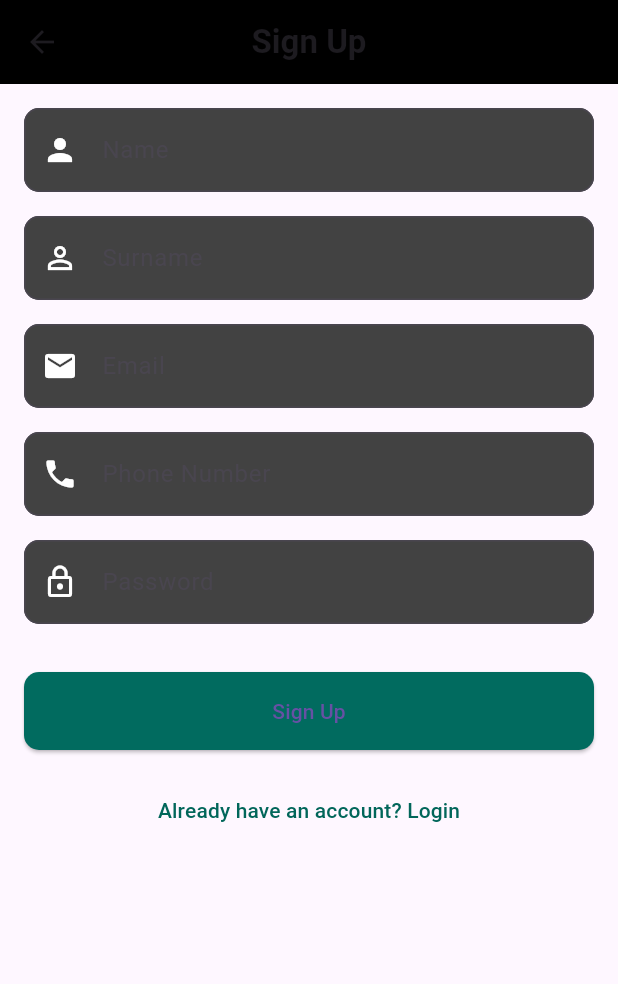
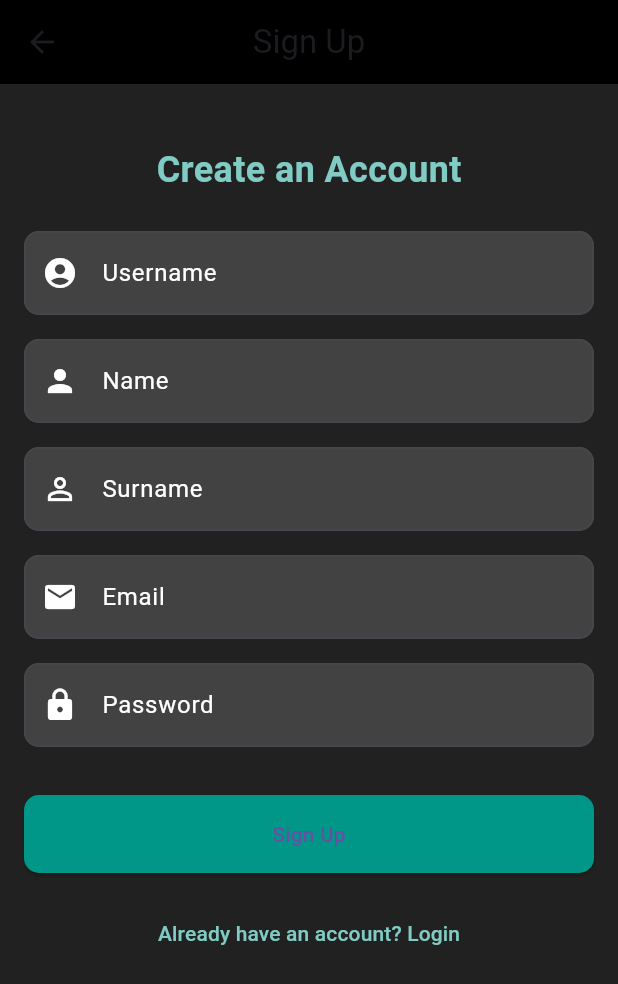
Before and after one commit to KuMEET/KuMeet-Senior-Project, a Flutter app: the SignupPage screen opened by its route, on a phone screen of 412 x 824 dp. Shown: the top 984 px of the screen. Run offline on Flutter 3.47's test engine with Material 3 defaults, Android fonts, the phone set to English and light mode, and no system bars; our stand-ins replace flutter_map, geolocator, google_maps_flutter, image_picker, latlong2; Roboto replaces fonts that are missing (Arial).

Commit message:
login connection done

```diff
--- a/kumeet/lib/signup_page.dart
+++ b/kumeet/lib/signup_page.dart
@@ -1,5 +1,6 @@
 import 'package:flutter/material.dart';
 import 'user_service.dart';
+
 
 class SignupPage extends StatefulWidget {
   const SignupPage({super.key});
@@ -10,12 +11,12 @@ class SignupPage extends StatefulWidget {
 
 class _SignupPageState extends State<SignupPage> {
   final _formKey = GlobalKey<FormState>();
+  final _usernameController = TextEditingController(); // New username field
   final _nameController = TextEditingController();
   final _surnameController = TextEditingController();
   final _emailController = TextEditingController();
-  final _phoneController = TextEditingController();
   final _passwordController = TextEditingController();
-  final UserService _userService = UserService(); // Instance of UserService
+  final UserService _userService = UserService();
   bool _isLoading = false;
 
   void _signup() async {
@@ -25,10 +26,10 @@ class _SignupPageState extends State<SignupPage> {
       });
 
       final userData = {
+        'userName': _usernameController.text,
         'name': _nameController.text,
         'surname': _surnameController.text,
         'email': _emailController.text,
-        'phone': _phoneController.text,
         'password': _passwordController.text,
       };
 
@@ -38,8 +39,7 @@ class _SignupPageState extends State<SignupPage> {
           SnackBar(content: Text('Welcome, ${response['name']}!')),
         );
 
-        // Navigate to login or home page after signup
-        Navigator.pop(context);
+        Navigator.pop(context); // Navigate back to login
       } catch (e) {
         ScaffoldMessenger.of(context).showSnackBar(
           SnackBar(content: Text('Signup failed: $e')),
@@ -56,71 +56,64 @@ class _SignupPageState extends State<SignupPage> {
   Widget build(BuildContext context) {
     return Scaffold(
       appBar: AppBar(
-        title: const Text(
-          'Sign Up',
-          style: TextStyle(
-            fontWeight: FontWeight.bold,
-            fontFamily: 'Arial',
-          ),
-        ),
+        title: const Text('Sign Up'),
         backgroundColor: Colors.black,
         centerTitle: true,
       ),
+      backgroundColor: Colors.grey[900],
       body: SingleChildScrollView(
         padding: const EdgeInsets.all(16.0),
         child: Form(
           key: _formKey,
           child: Column(
             crossAxisAlignment: CrossAxisAlignment.stretch,
-            children: <Widget>[
+            children: [
+              // App Logo or Title
+              Center(
+                child: Padding(
+                  padding: const EdgeInsets.symmetric(vertical: 24),
+                  child: Text(
+                    'Create an Account',
+                    style: TextStyle(
+                      fontSize: 24,
+                      fontWeight: FontWeight.bold,
+                      color: Colors.teal[200],
+                    ),
+                  ),
+                ),
+              ),
+
+              // Username Field
+              TextFormField(
+                controller: _usernameController,
+                decoration: _buildInputDecoration('Username', Icons.account_circle),
+                validator: (value) =>
+                    value == null || value.isEmpty ? 'Please enter your username' : null,
+              ),
+              const SizedBox(height: 16),
+
               // Name Field
               TextFormField(
                 controller: _nameController,
-                decoration: InputDecoration(
-                  labelText: 'Name',
-                  prefixIcon: const Icon(Icons.person, color: Colors.white),
-                  filled: true,
-                  fillColor: Colors.grey[800],
-                  border: OutlineInputBorder(
-                    borderRadius: BorderRadius.circular(10.0),
-                  ),
-                ),
+                decoration: _buildInputDecoration('Name', Icons.person),
                 validator: (value) =>
                     value == null || value.isEmpty ? 'Please enter your name' : null,
-                style: const TextStyle(color: Colors.white),
               ),
               const SizedBox(height: 16),
 
               // Surname Field
               TextFormField(
                 controller: _surnameController,
-                decoration: InputDecoration(
-                  labelText: 'Surname',
-                  prefixIcon: const Icon(Icons.person_outline, color: Colors.white),
-                  filled: true,
-                  fillColor: Colors.grey[800],
-                  border: OutlineInputBorder(
-                    borderRadius: BorderRadius.circular(10.0),
-                  ),
-                ),
+                decoration: _buildInputDecoration('Surname', Icons.person_outline),
                 validator: (value) =>
                     value == null || value.isEmpty ? 'Please enter your surname' : null,
-                style: const TextStyle(color: Colors.white),
               ),
               const SizedBox(height: 16),
 
               // Email Field
               TextFormField(
                 controller: _emailController,
-                decoration: InputDecoration(
-                  labelText: 'Email',
-                  prefixIcon: const Icon(Icons.email, color: Colors.white),
-                  filled: true,
-                  fillColor: Colors.grey[800],
-                  border: OutlineInputBorder(
-                    borderRadius: BorderRadius.circular(10.0),
-                  ),
-                ),
+                decoration: _buildInputDecoration('Email', Icons.email),
                 validator: (value) {
                   if (value == null || value.isEmpty) {
                     return 'Please enter your email';
@@ -130,43 +123,16 @@ class _SignupPageState extends State<SignupPage> {
                   }
                   return null;
                 },
-                style: const TextStyle(color: Colors.white),
-              ),
-              const SizedBox(height: 16),
-
-              // Phone Field
-              TextFormField(
-                controller: _phoneController,
-                decoration: InputDecoration(
-                  labelText: 'Phone Number',
-                  prefixIcon: const Icon(Icons.phone, color: Colors.white),
-                  filled: true,
-                  fillColor: Colors.grey[800],
-                  border: OutlineInputBorder(
-                    borderRadius: BorderRadius.circular(10.0),
-                  ),
-                ),
-                keyboardType: TextInputType.phone,
-                style: const TextStyle(color: Colors.white),
               ),
               const SizedBox(height: 16),
 
               // Password Field
               TextFormField(
                 controller: _passwordController,
-                decoration: InputDecoration(
-                  labelText: 'Password',
-                  prefixIcon: const Icon(Icons.lock_outline, color: Colors.white),
-                  filled: true,
-                  fillColor: Colors.grey[800],
-                  border: OutlineInputBorder(
-                    borderRadius: BorderRadius.circular(10.0),
-                  ),
-                ),
+                decoration: _buildInputDecoration('Password', Icons.lock),
                 obscureText: true,
                 validator: (value) =>
                     value == null || value.isEmpty ? 'Please enter your password' : null,
-                style: const TextStyle(color: Colors.white),
               ),
               const SizedBox(height: 32),
 
@@ -174,7 +140,7 @@ class _SignupPageState extends State<SignupPage> {
               ElevatedButton(
                 onPressed: _isLoading ? null : _signup,
                 style: ElevatedButton.styleFrom(
-                  backgroundColor: const Color.fromARGB(255, 1, 107, 95),
+                  backgroundColor: Colors.teal,
                   padding: const EdgeInsets.symmetric(vertical: 16),
                   shape: RoundedRectangleBorder(
                     borderRadius: BorderRadius.circular(10.0),
@@ -192,7 +158,7 @@ class _SignupPageState extends State<SignupPage> {
               TextButton(
                 onPressed: () => Navigator.pop(context),
                 style: TextButton.styleFrom(
-                  foregroundColor: const Color.fromARGB(255, 1, 102, 90),
+                  foregroundColor: Colors.teal[200],
                 ),
                 child: const Text("Already have an account? Login"),
               ),
@@ -200,6 +166,20 @@ class _SignupPageState extends State<SignupPage> {
           ),
         ),
       ),
+    );
+  }
+
+  // Helper method for consistent InputDecoration
+  InputDecoration _buildInputDecoration(String labelText, IconData icon) {
+    return InputDecoration(
+      labelText: labelText,
+      prefixIcon: Icon(icon, color: Colors.white),
+      filled: true,
+      fillColor: Colors.grey[800],
+      border: OutlineInputBorder(
+        borderRadius: BorderRadius.circular(10.0),
+      ),
+      labelStyle: const TextStyle(color: Colors.white),
     );
   }
 }
@@ -212,24 +192,50 @@ class SignupForm extends StatelessWidget {
     return Column(
       crossAxisAlignment: CrossAxisAlignment.stretch,
       children: <Widget>[
+        const UsernameTextField(),
+        const SizedBox(height: 16),
         const NameTextField(),
         const SizedBox(height: 16),
         const SurnameTextField(),
         const SizedBox(height: 16),
         const EmailTextField(),
         const SizedBox(height: 16),
-        const PhoneTextField(),
-        const SizedBox(height: 16),
         const PasswordTextField(),
         const SizedBox(height: 32),
-        SignupButton(onPressed: () {
-          Navigator.pop(context);
-        }),
+        SignupButton(
+          onPressed: () {
+            Navigator.pop(context);
+          },
+        ),
         const SizedBox(height: 16),
-        LoginRedirectButton(onPressed: () {
-          Navigator.pop(context);
-        }),
+        LoginRedirectButton(
+          onPressed: () {
+            Navigator.pop(context);
+          },
+        ),
       ],
+    );
+  }
+}
+
+class UsernameTextField extends StatelessWidget {
+  const UsernameTextField({super.key});
+
+  @override
+  Widget build(BuildContext context) {
+    return TextField(
+      decoration: InputDecoration(
+        labelText: 'Username',
+        labelStyle: const TextStyle(color: Colors.white),
+        prefixIcon: const Icon(Icons.account_circle, color: Colors.white),
+        border: OutlineInputBorder(
+          borderRadius: BorderRadius.circular(10.0),
+          borderSide: const BorderSide(color: Colors.white),
+        ),
+        filled: true,
+        fillColor: Colors.grey[800],
+      ),
+      style: const TextStyle(color: Colors.white),
     );
   }
 }
@@ -301,31 +307,6 @@ class EmailTextField extends StatelessWidget {
   }
 }
 
-class PhoneTextField extends StatelessWidget {
-  const PhoneTextField({super.key});
-
-  @override
-  Widget build(BuildContext context) {
-    return TextField(
-      decoration: InputDecoration(
-        labelText: 'Phone Number',
-        labelStyle: const TextStyle(color: Colors.white),
-        prefixIcon: const Icon(Icons.phone, color: Colors.white),
-        border: OutlineInputBorder(
-          borderRadius: BorderRadius.circular(10.0),
-          borderSide: const BorderSide(color: Colors.white),
-        ),
-        filled: true,
-        fillColor: Colors.grey[800],
-        hintText: 'Optional',
-        hintStyle: const TextStyle(color: Colors.white70),
-      ),
-      keyboardType: TextInputType.phone,
-      style: const TextStyle(color: Colors.white),
-    );
-  }
-}
-
 class PasswordTextField extends StatelessWidget {
   const PasswordTextField({super.key});
 
@@ -358,23 +339,18 @@ class SignupButton extends StatelessWidget {
   Widget build(BuildContext context) {
     return ElevatedButton(
       onPressed: onPressed,
-      style: ButtonStyle(
-        backgroundColor: WidgetStateProperty.all<Color>(const Color.fromARGB(255, 1, 107, 95)),
-        padding: WidgetStateProperty.all<EdgeInsets>(
-          const EdgeInsets.symmetric(vertical: 12),
+      style: ElevatedButton.styleFrom(
+        backgroundColor: const Color.fromARGB(255, 1, 107, 95),
+        padding: const EdgeInsets.symmetric(vertical: 12),
+        shape: RoundedRectangleBorder(
+          borderRadius: BorderRadius.circular(10.0),
         ),
-        shape: WidgetStateProperty.all<RoundedRectangleBorder>(
-          RoundedRectangleBorder(
-            borderRadius: BorderRadius.circular(10.0),
-          ),
-        ),
-        elevation: WidgetStateProperty.all<double>(5.0),
+        elevation: 5.0,
       ),
       child: const Text('Sign Up', style: TextStyle(color: Colors.white)),
     );
   }
 }
-
 
 class LoginRedirectButton extends StatelessWidget {
   final VoidCallback onPressed;
@@ -385,8 +361,8 @@ class LoginRedirectButton extends StatelessWidget {
   Widget build(BuildContext context) {
     return TextButton(
       onPressed: onPressed,
-      style: ButtonStyle(
-        foregroundColor: WidgetStateProperty.all<Color>(const Color.fromARGB(255, 1, 102, 90)),
+      style: TextButton.styleFrom(
+        foregroundColor: const Color.fromARGB(255, 1, 102, 90),
       ),
       child: const Text("Already have an account? Login"),
     );
--- a/kumeet/lib/user_service.dart
+++ b/kumeet/lib/user_service.dart
@@ -2,18 +2,18 @@ import 'dart:convert';
 import 'package:http/http.dart' as http;
 
 class UserService {
-  final String baseUrl = 'http://your-backend-url.com';
+  final String baseUrl = 'http://localhost:8080/api';
 
-  Future<Map<String, dynamic>> login(String email, String password) async {
+  Future<String> login(String userName, String password) async {
     try {
       final response = await http.post(
-        Uri.parse('$baseUrl/login'),
+        Uri.parse('$baseUrl/auth/login'),
         headers: {'Content-Type': 'application/json'},
-        body: json.encode({'email': email, 'password': password}),
+        body: json.encode({'userName': userName, 'password': password}),
       );
 
       if (response.statusCode == 200) {
-        return json.decode(response.body); // Parse and return the JSON response
+        return response.body; // Parse and return the JSON response
       } else {
         throw Exception('Failed to login: ${response.statusCode}');
       }
@@ -23,8 +23,9 @@ class UserService {
   }
   Future<Map<String, dynamic>> signup(Map<String, String> userData) async {
     try {
+
       final response = await http.post(
-        Uri.parse('$baseUrl/signup'),
+        Uri.parse('$baseUrl/register'),
         headers: {'Content-Type': 'application/json'},
         body: json.encode(userData),
       );
```
Also changed, not shown: kumeet/lib/login_page.dart (+125 -13 lines), kumeet/lib/map_picker_page.dart (+14 -15 lines), 1 other file.
